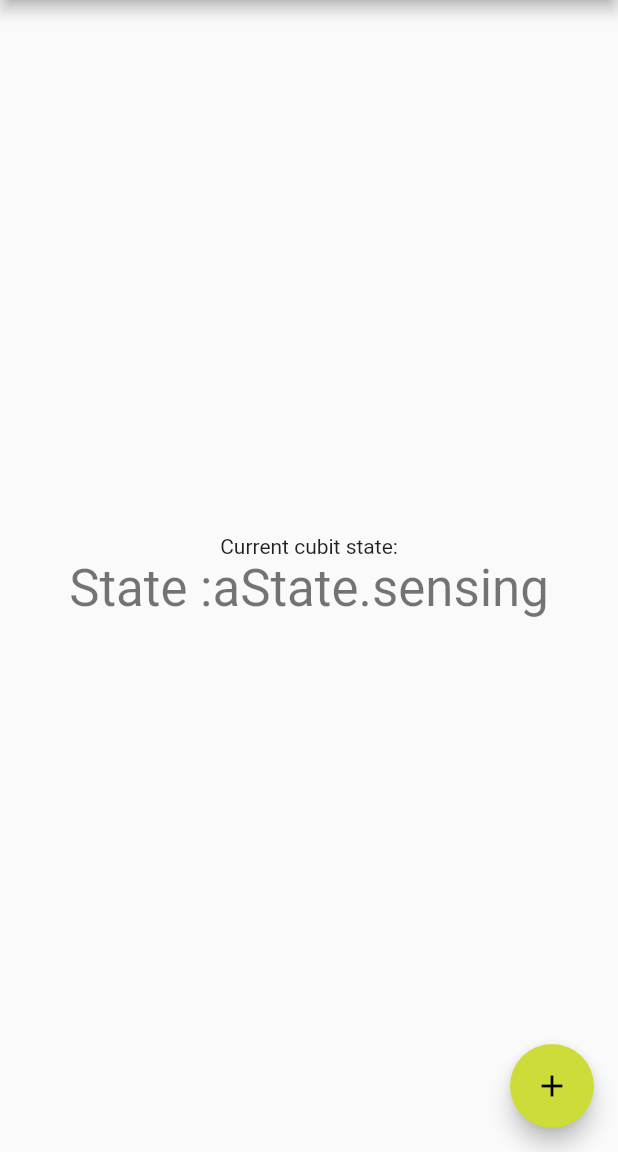
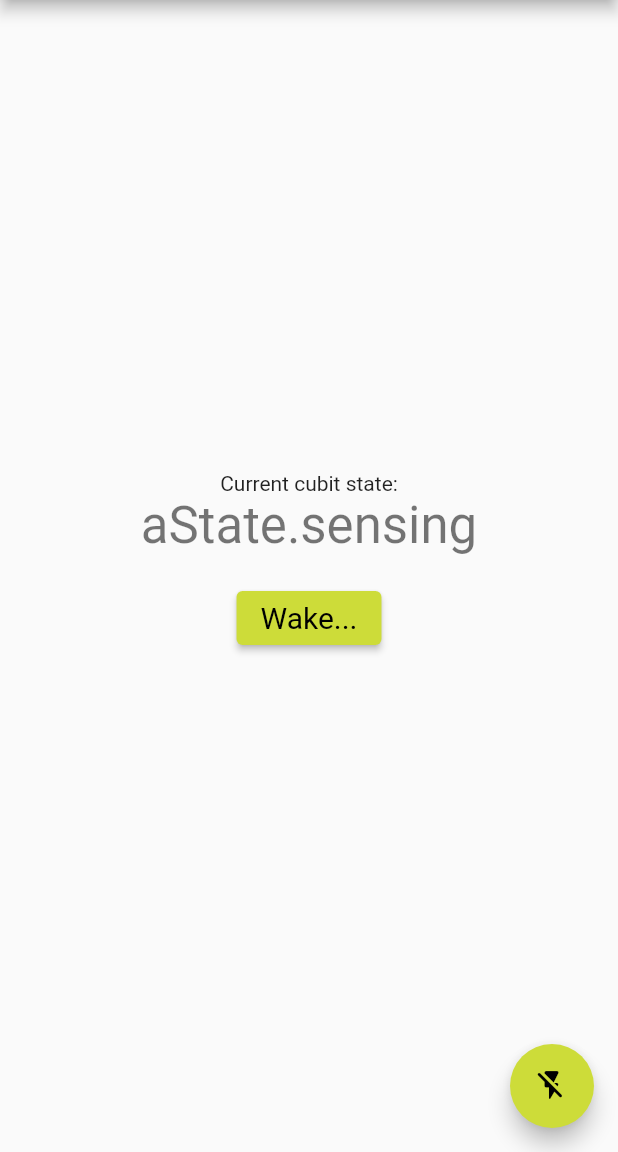
Before and after one commit to kkonat/WoL-dart, a Flutter app: the screen it shows after launch, on a phone screen of 412 x 824 dp, the part 84-1236 px from its top. Run offline on Flutter 3.47's test engine with Material 2 defaults, Android fonts, the phone set to English and light mode, and no system bars; our stand-ins replace bloc, connectivity_plus, flutter_bloc; missing offline and left inert: dart_ping, wake_on_lan.

Commit message:
correct wake code

```diff
--- a/lib/cubit/net_state.dart
+++ b/lib/cubit/net_state.dart
@@ -3,7 +3,7 @@ part of 'net_cubit.dart';
 enum aState { checkingWifi, noWifi, waking, pinging, online, sensing }
 
 class NetState {
-  aState nState;
+  aState net;
 
-  NetState({this.nState = aState.noWifi});
+  NetState({this.net = aState.noWifi});
 }
--- a/lib/main.dart
+++ b/lib/main.dart
@@ -48,6 +48,8 @@ class _MyHomePageState extends State<MyHomePage> with TickerProviderStateMixin {
 
   @override
   Widget build(BuildContext context) {
+    final ButtonStyle style =
+        ElevatedButton.styleFrom(textStyle: const TextStyle(fontSize: 20));
     return Scaffold(
       appBar: AppBar(
         title: Text(widget.title),
@@ -62,10 +64,20 @@ class _MyHomePageState extends State<MyHomePage> with TickerProviderStateMixin {
             BlocBuilder<NetCubit, NetState>(
               builder: (context, state) {
                 return Text(
-                  'State :' + state.nState.toString(),
+                  state.net.toString(),
                   style: Theme.of(context).textTheme.headline4,
                 );
               },
+            ),
+            Padding(
+              padding: const EdgeInsets.all(18.0),
+              child: ElevatedButton(
+                style: style,
+                onPressed: () {
+                  BlocProvider.of<NetCubit>(context).wake();
+                },
+                child: const Text('Wake...'),
+              ),
             ),
           ],
         ),
@@ -75,7 +87,32 @@ class _MyHomePageState extends State<MyHomePage> with TickerProviderStateMixin {
           BlocProvider.of<NetCubit>(context).wake();
         },
         tooltip: 'Connect',
-        child: Icon(Icons.add),
+        child: BlocBuilder<NetCubit, NetState>(
+          builder: (context, state) {
+            var icon;
+            switch (state.net) {
+              case aState.checkingWifi:
+                icon = Icons.device_unknown_outlined;
+                break;
+              case aState.noWifi:
+                icon = Icons.do_disturb;
+                break;
+              case aState.online:
+                icon = Icons.flash_on_rounded;
+                break;
+              case aState.sensing:
+                icon = Icons.flash_off_rounded;
+                break;
+              case aState.pinging:
+                icon = Icons.hourglass_empty_outlined;
+                break;
+              case aState.waking:
+                icon = Icons.notifications_none_outlined;
+                break;
+            }
+            return Icon(icon);
+          },
+        ),
       ), // This trailing comma makes auto-formatting nicer for build methods.
     );
   }
```
Also changed, not shown: lib/cubit/net_cubit.dart (+54 -36 lines).
